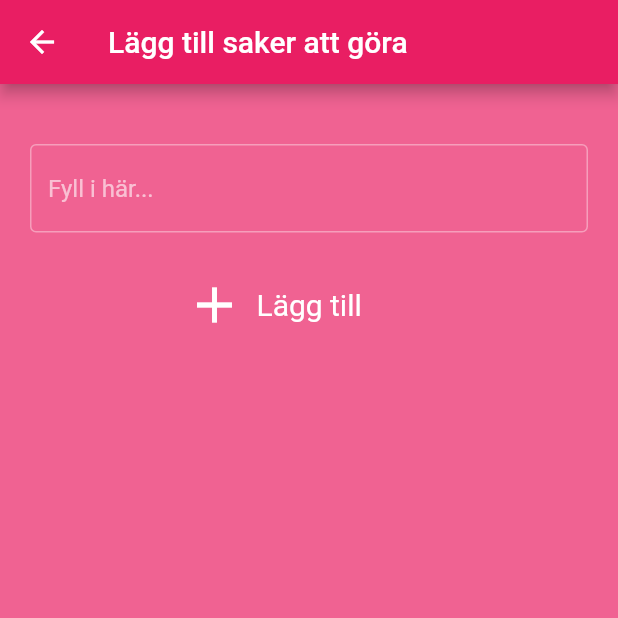
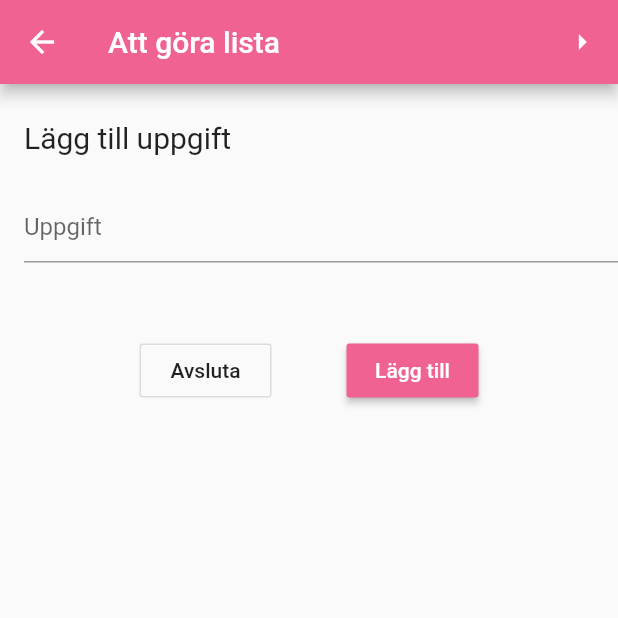
Before and after one commit to gu-tig169-ht21/guslinsin, a Flutter app: the screen it shows after launch, after a tap on the "add" icon, on a phone screen of 412 x 824 dp, the top half of it. Run offline on Flutter 3.47's test engine with Material 2 defaults, Android fonts, the phone set to English and light mode, and no system bars; network calls fail.

```diff
--- a/lib/MainView.dart
+++ /dev/null
@@ -1,63 +0,0 @@
-import 'package:flutter/material.dart';
-import 'package:provider/provider.dart';
-import 'ViewList.dart';
-import 'Model.dart';
-import 'SecondView.dart';
-
-class MainView extends StatelessWidget {
-  Widget build(BuildContext context) {
-    return Scaffold(
-      backgroundColor: Colors.pink[300],
-      appBar: AppBar(
-        backgroundColor: Colors.pink,
-        title: Padding(
-          padding: const EdgeInsets.only(left: 0),
-          child: Text(
-            'Att göra',
-          ),
-        ),
-        actions: [
-          _dropdownMenu(),
-        ],
-      ),
-      body: ViewList(),
-      floatingActionButton: Padding(
-        padding: const EdgeInsets.all(18.0),
-        child: FloatingActionButton(
-          child: Icon(Icons.add),
-          backgroundColor: Colors.white,
-          onPressed: () async {
-            print('Go get that doba');
-            var newToDo = await Navigator.push(
-                context, MaterialPageRoute(builder: (context) => SecondView()));
-
-            if (newToDo != '') {
-              Provider.of<Model>(context, listen: false).addToList(newToDo);
-            }
-          },
-        ),
-      ),
-    );
-  }
-}
-
-Widget _dropdownMenu() {
-  List<String> choices = ['Avklarat', 'Ej avklarat'];
-
-  return Padding(
-    padding: const EdgeInsets.only(right: 20.0),
-    child: PopupMenuButton<String>(
-      icon: Icon(
-        Icons.tune_rounded,
-      ),
-      itemBuilder: (BuildContext context) {
-        return choices.map((String choice) {
-          return PopupMenuItem(
-            value: choice,
-            child: Text(choice),
-          );
-        }).toList();
-      },
-    ),
-  );
-}
--- a/lib/Model.dart
+++ b/lib/Model.dart
@@ -1,41 +1,42 @@
 import 'package:flutter/material.dart';
+import 'ApiRequest.dart';
 
 class Item {
-  String thingsToDo;
-  bool checkBoxIs;
+  String id;
+  String name;
+  bool isDone;
 
-  Item({required this.thingsToDo, this.checkBoxIs: false});
+  Item({this.id, this.name, this.isDone = false});
 }
 
-class Model extends ChangeNotifier {
+class MyState extends ChangeNotifier {
   List<Item> _list = [];
 
-  List<Item> get list => _list;
-
-  bool getCheckbox(index) {
-    return _list[index].checkBoxIs;
-  }
-
-  void addToList(Item object) {
-    _list.add(object);
+  void postMyList() async {
+    this._list = await ApiRequest.getMyItems();
     notifyListeners();
   }
 
-  void removeFromList(Item object) {
-    _list.remove(object);
+  void addItems(Item item) async {
+    _list = (await ApiRequest.postMyItems(item)).cast<Item>();
     notifyListeners();
   }
 
-  void setCheckbox(index, input) {
-    _list[index].checkBoxIs = input;
+  void putMyItems(Item item) async {
+    _list = await ApiRequest.putMyItem(item);
+    notifyListeners();
+  }
+
+  void removeMyItems(Item item) async {
+    _list = await ApiRequest.deleteMyItems(item);
     notifyListeners();
   }
 
   List<Item> filteredList(String filter) {
-    if (filter == "Avklarat") {
-      return _list.where((object) => object.checkBoxIs == true).toList();
-    } else if (filter == "Ej avklarat") {
-      return _list.where((object) => object.checkBoxIs == false).toList();
+    if (filter == "Done") {
+      return _list.where((item) => item.isDone == true).toList();
+    } else if (filter == "Not Done") {
+      return _list.where((item) => item.isDone == false).toList();
     }
 
     return _list;
--- a/lib/SecondView.dart
+++ b/lib/SecondView.dart
@@ -1,67 +1,95 @@
-import 'Model.dart';
 import 'package:flutter/material.dart';
+import 'package:provider/provider.dart';
+
+import 'model.dart';
 
 class SecondView extends StatelessWidget {
-  final myController = TextEditingController();
+  final textEditingController = new TextEditingController();
 
   @override
   Widget build(BuildContext context) {
     return Scaffold(
-      backgroundColor: Colors.pink[300],
       appBar: AppBar(
-        backgroundColor: Colors.pink,
-        title: Text('Lägg till saker att göra'),
+        title: Text('Att göra lista'),
+        backgroundColor: Colors.pink[300],
+        actions: [
+          IconButton(
+            icon: Icon(Icons.arrow_right),
+            onPressed: () {},
+          ),
+        ],
       ),
       body: Center(
-        child: Padding(
-          padding: EdgeInsets.only(top: 10.0, left: 20.0, right: 20.0),
-          child: Column(
-            children: [
-              Padding(
-                padding: EdgeInsets.only(top: 30.0),
-                child: TextField(
-                  controller: myController,
-                  textCapitalization: TextCapitalization.sentences,
-                  keyboardType: TextInputType.text,
-                  decoration: InputDecoration(
-                    hintText: 'Fyll i här...',
-                    border: OutlineInputBorder(),
-                  ),
-                ),
-              ),
-              Padding(
-                padding: const EdgeInsets.only(left: 95.0, top: 20),
-                child: Row(
-                  children: [
-                    _addButton(context, myController),
-                    _textAdd(),
-                  ],
-                ),
-              ),
-            ],
-          ),
+        child: Column(
+          mainAxisAlignment: MainAxisAlignment.start,
+          crossAxisAlignment: CrossAxisAlignment.start,
+          children: [
+            _nameLabel(),
+            _nameInputField(),
+            Container(
+              height: 24,
+            ),
+            Container(
+              height: 24,
+            ),
+            _buttonRow(context),
+          ],
         ),
       ),
     );
   }
+
+  Widget _nameLabel() {
+    return Container(
+      margin: EdgeInsets.only(
+        left: 16,
+        top: 24,
+      ),
+      child: Text(
+        'Lägg till uppgift',
+        style: TextStyle(fontSize: 20),
+      ),
+    );
+  }
+
+  Widget _nameInputField() {
+    return Container(
+      margin: EdgeInsets.only(
+        left: 16,
+        top: 24,
+      ),
+      child: TextField(
+          decoration: InputDecoration(
+            hintText: 'Uppgift',
+          ),
+          controller: textEditingController),
+    );
+  }
+
+  Widget _buttonRow(BuildContext context) {
+    return Row(
+      mainAxisAlignment: MainAxisAlignment.center,
+      children: [
+        OutlineButton(
+          onPressed: () {},
+          child: Text('Avsluta'),
+          highlightColor: Colors.red,
+        ),
+        Container(
+          width: 50,
+        ),
+        RaisedButton(
+          onPressed: () {
+            Provider.of<MyState>(context, listen: false)
+                .addItems(Item(name: textEditingController.text));
+            Navigator.popAndPushNamed(context, "/");
+          },
+          child: Text('Lägg till'),
+          color: Colors.pink[300],
+          textColor: Colors.white,
+          highlightColor: Colors.green,
+        ),
+      ],
+    );
+  }
 }
-
-Widget _addButton(context, TextEditingController myController) {
-  return IconButton(
-      iconSize: 40.0,
-      icon: Icon(Icons.add),
-      onPressed: () {
-        print('Go get that doba');
-        Navigator.pop(
-            context, Item(checkBoxIs: false, thingsToDo: myController.text));
-      });
-}
-
-Widget _textAdd() {
-  return Text(
-    'Lägg till',
-    style: TextStyle(
-      fontSize: 20.0,
-    ),
-  );
-}
--- a/lib/main.dart
+++ b/lib/main.dart
@@ -1,20 +1,68 @@
 import 'package:flutter/material.dart';
+import 'listview.dart';
 import 'package:provider/provider.dart';
-import 'MainView.dart';
-import 'Model.dart';
+import './model.dart';
+import 'SecondView.dart';
 
 void main() {
-  var state = Model();
-  runApp(ChangeNotifierProvider(create: (context) => state, child: MyApp()));
+  var state = MyState();
+  state.postMyList();
+  runApp((ChangeNotifierProvider(
+    create: (context) => state,
+    child: MyApp(),
+  )));
 }
 
 class MyApp extends StatelessWidget {
   @override
   Widget build(BuildContext context) {
     return MaterialApp(
-      theme: ThemeData.dark(),
       debugShowCheckedModeBanner: false,
       home: MainView(),
     );
   }
 }
+
+class MainView extends StatefulWidget {
+  @override
+  _MainViewState createState() => _MainViewState();
+}
+
+class _MainViewState extends State<MainView> {
+  final List<String> _filterList = ["All", "Done", "Not Done"];
+
+  String _filterValue = "All";
+  Widget build(BuildContext context) {
+    return Scaffold(
+      appBar: AppBar(
+        title: Text('Att göra lista'),
+        centerTitle: true,
+        backgroundColor: Colors.pink[300],
+        actions: <Widget>[
+          PopupMenuButton<String>(onSelected: (String value) {
+            setState(() {
+              _filterValue = value;
+              print(_filterValue);
+            });
+          }, itemBuilder: (BuildContext context) {
+            return _filterList
+                .map((filter) =>
+                    PopupMenuItem(value: filter, child: Text(filter)))
+                .toList();
+          })
+        ],
+      ),
+      body: Consumer<MyState>(
+          builder: (context, state, child) =>
+              ItemList(state.filteredList(_filterValue))),
+      floatingActionButton: FloatingActionButton(
+        child: Icon(Icons.add),
+        backgroundColor: Colors.pink[300],
+        onPressed: () {
+          Navigator.push(
+              context, MaterialPageRoute(builder: (context) => SecondView()));
+        },
+      ),
+    );
+  }
+}
```
Also changed, not shown: lib/ApiRequest.dart (added, +65 -0 lines), lib/ViewList.dart (deleted, +0 -38 lines), lib/listview.dart (added, +49 -0 lines), pubspec.yaml (+6 -17 lines), pubspec.lock, 6 other files.
